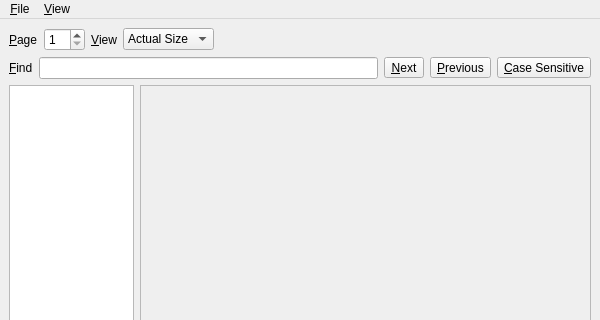
textbrowser/biblioteq, file UI/biblioteq_pdfreader.ui: the form before one commit; both pictures show x 0 to 600 and y 0 to 320 of the 600 by 800 pixel window.
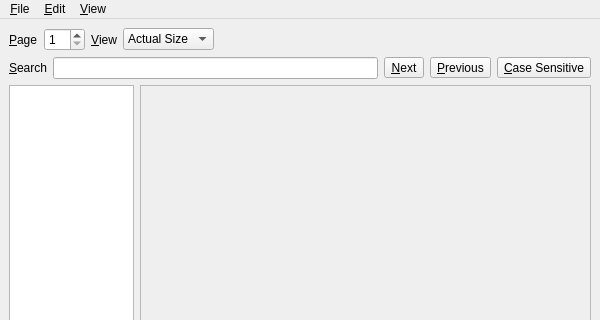
The form after the commit. Icons and pictures are not drawn.

Commit message: Moving forward.

```diff
--- a/UI/biblioteq_pdfreader.ui
+++ b/UI/biblioteq_pdfreader.ui
@@ -88,7 +88,7 @@
       <item>
        <widget class="QLabel" name="label">
         <property name="text">
-         <string>&amp;Find</string>
+         <string>&amp;Search</string>
         </property>
         <property name="buddy">
          <cstring>find</cstring>
@@ -209,7 +209,7 @@
      <x>0</x>
      <y>0</y>
      <width>600</width>
-     <height>22</height>
+     <height>24</height>
     </rect>
    </property>
    <widget class="QMenu" name="menu_File">
@@ -228,7 +228,14 @@
     </property>
     <addaction name="action_Contents"/>
    </widget>
+   <widget class="QMenu" name="menu_Edit">
+    <property name="title">
+     <string>&amp;Edit</string>
+    </property>
+    <addaction name="action_Find"/>
+   </widget>
    <addaction name="menu_File"/>
+   <addaction name="menu_Edit"/>
    <addaction name="menu_View"/>
   </widget>
   <action name="action_Save_As">
```
Left out of the diff: 13 changed lines with no effect on the pictures. The commit also changes 2 other files.
